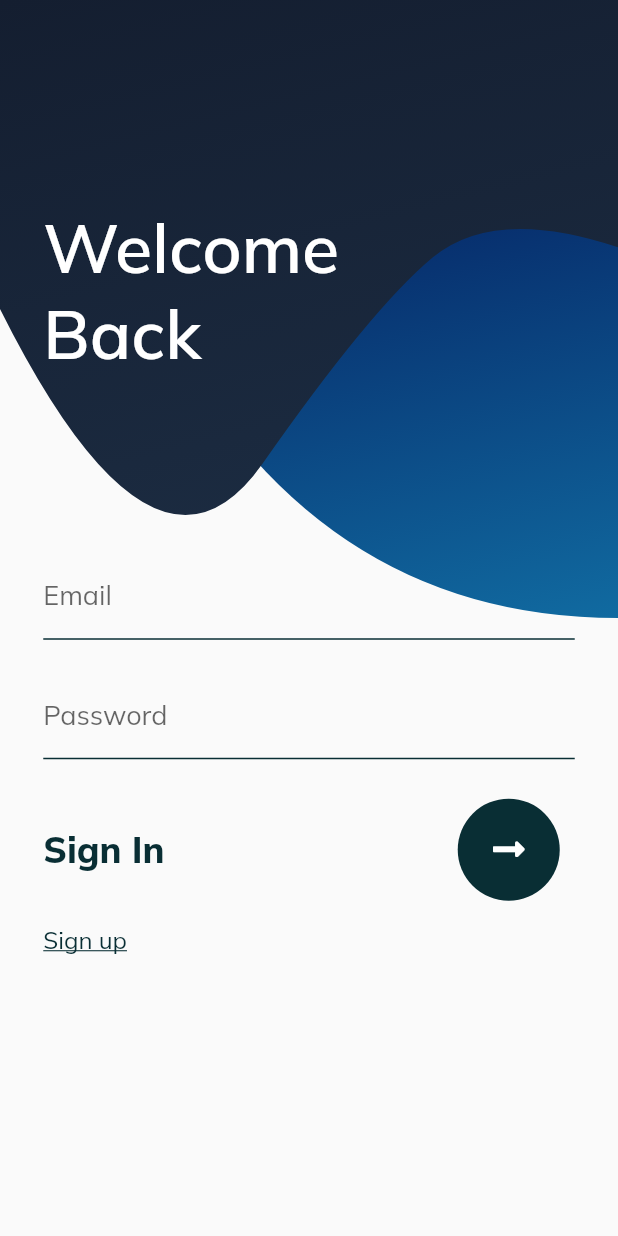
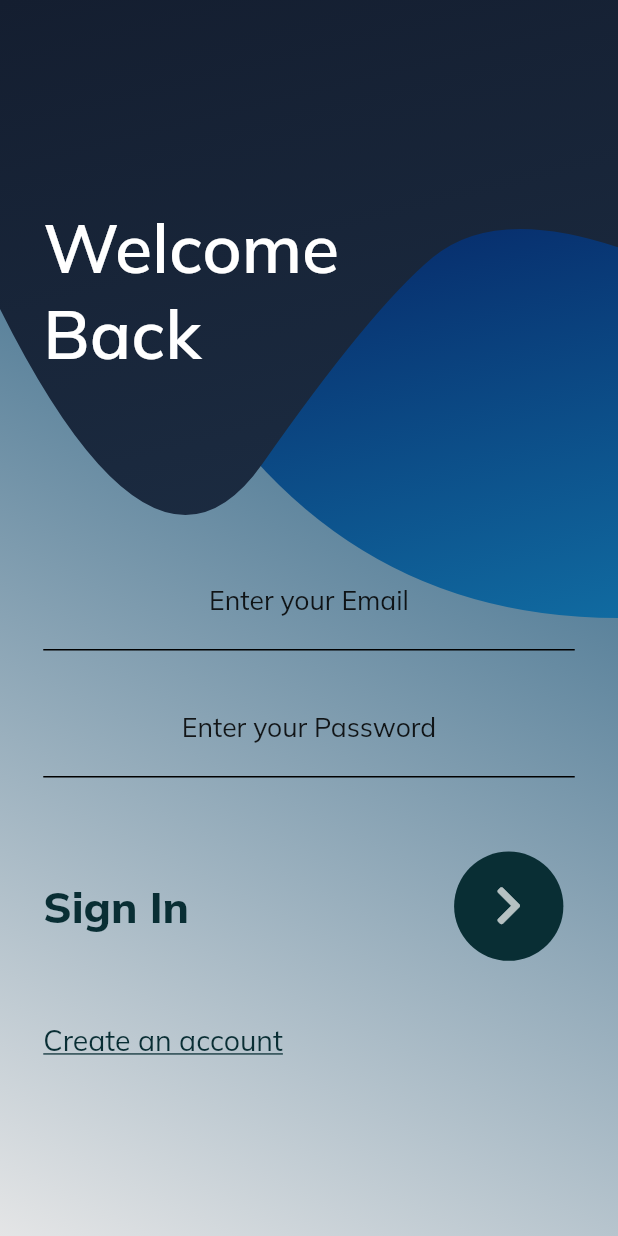
Before and after one commit to IEDC-CEAL/Project-Haajar, a Flutter app: the screen it shows after launch, on a phone screen of 412 x 824 dp. Run offline on Flutter 3.47's test engine with Material 2 defaults, Android fonts, the light colour scheme and no system bars; our stand-ins replace firebase_core, font_awesome_flutter, get, google_fonts; accounts and stored records are empty.

Commit message:
Customised the authentication screen

```diff
--- a/lib/main.dart
+++ b/lib/main.dart
@@ -3,7 +3,7 @@ import 'package:firebase_core/firebase_core.dart';
 import 'package:get/get_navigation/src/root/get_material_app.dart';
 import 'package:google_fonts/google_fonts.dart';
 import 'package:project_haajar/model/sign_in_page/palette.dart';
-import 'package:project_haajar/views/sign_in_page/sign_in_page.dart';
+import 'package:project_haajar/views/authentication_page/authentication_page.dart';
 
 void main() async {
   WidgetsFlutterBinding.ensureInitialized();
@@ -26,7 +26,7 @@ class MyApp extends StatelessWidget {
         ),
         primarySwatch: Colors.blue,
       ),
-      home: SigninPage(),
+      home: AuthenticationPage(),
     );
   }
 }
--- a/lib/views/sign_in_page/sign_in_page.dart
+++ b/lib/views/authentication_page/authentication_page.dart
@@ -1,19 +1,19 @@
 import 'package:animations/animations.dart';
 import 'package:flutter/foundation.dart';
 import 'package:flutter/material.dart';
-import 'package:project_haajar/views/sign_in_page/sign_up_page.dart';
 
-import 'sign_in_ui.dart';
-import 'sign_in_background_painter.dart';
+import 'sign_up_page.dart';
+import 'sign_in_page.dart';
+import 'authentication_page_background_painter.dart';
 
-class SigninPage extends StatefulWidget {
-  const SigninPage({Key key}) : super(key: key);
+class AuthenticationPage extends StatefulWidget {
+  const AuthenticationPage({Key key}) : super(key: key);
 
   @override
-  _SigninPageState createState() => _SigninPageState();
+  _AuthenticationPageState createState() => _AuthenticationPageState();
 }
 
-class _SigninPageState extends State<SigninPage>
+class _AuthenticationPageState extends State<AuthenticationPage>
     with SingleTickerProviderStateMixin {
   AnimationController _animationController;
 
@@ -36,12 +36,21 @@ class _SigninPageState extends State<SigninPage>
 
   @override
   Widget build(BuildContext context) {
-    return Scaffold(
+    return Container(
+      decoration: BoxDecoration(
+        gradient: LinearGradient(
+            begin: Alignment.topRight,
+            end: Alignment.bottomLeft,
+            colors: [Color(0xff00416A), Color(0xffE4E5E6)]),
+      ),
+      child: Scaffold(
+        backgroundColor: Colors.transparent,
         body: Stack(
           children: <Widget>[
             SizedBox.expand(
               child: CustomPaint(
-              painter: BackgroundPainter(animation: _animationController.view),
+                painter: AuthenticationPageBackgroundPainter(
+                    animation: _animationController.view),
               ),
             ),
             Center(
@@ -65,25 +74,26 @@ class _SigninPageState extends State<SigninPage>
                         );
                       },
                       child: value
-                          ? SignInUI(
-                              onRegisterClicked: () {
+                          ? SignInPage(
+                              onSignUpClicked: () {
                                 showSignInPage.value = false;
                                 _animationController.forward();
                               },
                             )
-                          : RegisterPage(
+                          : SignUpPage(
                               onSignInPressed: () {
                                 showSignInPage.value = true;
                                 _animationController.reverse();
                               },
                             ),
                     );
-                    //
-                  }),
+                  }, //builder Close
+                ),
               ),
             ),
           ],
         ),
+      ),
     );
   }
 }
--- a/lib/views/sign_in_page/sign_in_title.dart
+++ b/lib/views/authentication_page/authentication_welcome_title.dart
@@ -1,8 +1,8 @@
 import 'package:flutter/material.dart';
 import 'package:get/route_manager.dart';
 
-class SignInTitle extends StatelessWidget {
-  const SignInTitle(this.title);
+class AuthenticationWelcomeTitle extends StatelessWidget {
+  const AuthenticationWelcomeTitle(this.title);
 
   final String title;
   @override
--- a/lib/views/sign_in_page/sign_up_bar.dart
+++ b/lib/views/authentication_page/sign_in_bar.dart
@@ -1,45 +1,42 @@
 import 'package:flutter/material.dart';
 import 'package:font_awesome_flutter/font_awesome_flutter.dart';
+import 'package:get/route_manager.dart';
 import 'package:project_haajar/model/sign_in_page/palette.dart';
 
-class SignUpBar extends StatelessWidget {
-  SignUpBar({this.label, this.onPressed, this.isLoading});
+class SignInBar extends StatelessWidget {
+  SignInBar({this.label, this.onPressed, this.isLoading});
 
   final String label;
   final VoidCallback onPressed;
   final bool isLoading;
 
+  final deviceHeight = Get.size.height;
+  final deviceWidth = Get.size.width;
+
   @override
   Widget build(BuildContext context) {
     return Padding(
-      padding: EdgeInsets.symmetric(vertical: 16),
+      padding: EdgeInsets.symmetric(vertical: deviceHeight * 0.05),
       child: Row(
         children: <Widget>[
           Text(label,
-              style: const TextStyle(
+              style: TextStyle(
                 fontWeight: FontWeight.w800,
-                fontSize: 24,
-                color: Colors.white,
+                fontSize: deviceWidth * 0.07,
+                color: Palette.darkBlue,
               )),
           Expanded(
             child: Center(
-              child: _LoadingIndicator(isLoading: isLoading),
+              child: _loadingIndicator(isLoading: isLoading),
             ),
           ),
-          _RoundContinueButton(onPressed: onPressed),
+          _roundContinueButton(onPressed: onPressed),
         ],
       ),
     );
   }
-}
 
-class _LoadingIndicator extends StatelessWidget {
-  const _LoadingIndicator({@required this.isLoading});
-
-  final bool isLoading;
-
-  @override
-  Widget build(BuildContext context) {
+  Widget _loadingIndicator({bool isLoading}) {
     return ConstrainedBox(
       constraints: const BoxConstraints(
         maxWidth: 100,
@@ -52,15 +49,8 @@ class _LoadingIndicator extends StatelessWidget {
       ),
     );
   }
-}
 
-class _RoundContinueButton extends StatelessWidget {
-  const _RoundContinueButton({@required this.onPressed});
-
-  final VoidCallback onPressed;
-
-  @override
-  Widget build(BuildContext context) {
+  Widget _roundContinueButton({VoidCallback onPressed}) {
     return RawMaterialButton(
       onPressed: onPressed,
       elevation: 0.0,
@@ -68,10 +58,10 @@ class _RoundContinueButton extends StatelessWidget {
       splashColor: Palette.darkOrange,
       padding: EdgeInsets.all(22.0),
       shape: const CircleBorder(),
-      child: const Icon(
-        FontAwesomeIcons.longArrowAltRight,
-        color: Colors.white,
-        size: 24.0,
+      child: Icon(
+        FontAwesomeIcons.chevronRight,
+        color: Colors.white70,
+        size: deviceHeight * 0.035,
       ),
     );
   }
--- /dev/null
+++ b/lib/views/authentication_page/sign_in_page.dart
@@ -0,0 +1,122 @@
+import 'package:flutter/material.dart';
+import 'package:get/route_manager.dart';
+import 'package:project_haajar/model/sign_in_page/palette.dart';
+import 'package:project_haajar/views/authentication_page/sign_in_bar.dart';
+import 'authentication_welcome_title.dart';
+
+class SignInPage extends StatelessWidget {
+  SignInPage({Key key, @required this.onSignUpClicked}) : super(key: key);
+
+  final VoidCallback onSignUpClicked;
+  final deviceHeight = Get.size.height;
+  final deviceWidth = Get.size.width;
+
+  @override
+  Widget build(BuildContext context) {
+    return Form(
+      child: Padding(
+        padding: EdgeInsets.all(deviceWidth * 0.07),
+        child: Column(
+          children: <Widget>[
+            Expanded(
+              flex: 3,
+              child: Align(
+                alignment: Alignment.centerLeft,
+                child: AuthenticationWelcomeTitle("Welcome\nBack"),
+              ),
+            ),
+            Expanded(
+              flex: 4,
+              child: Container(
+                child: ScrollConfiguration(
+                  behavior: MyBehaviour(),
+                  child: ListView(
+                    children: <Widget>[
+                      Padding(
+                        padding:
+                            EdgeInsets.symmetric(vertical: deviceWidth * 0.02),
+                        child: TextFormField(
+                          keyboardType: TextInputType.emailAddress,
+                          decoration: signInInputDecoration(
+                              hintText: "Enter your Email"),
+                          textAlign: TextAlign.center,
+                        ),
+                      ),
+                      Padding(
+                        padding:
+                            EdgeInsets.symmetric(vertical: deviceWidth * 0.02),
+                        child: TextFormField(
+                          obscureText: true,
+                          keyboardType: TextInputType.visiblePassword,
+                          textAlign: TextAlign.center,
+                          decoration: signInInputDecoration(
+                              hintText: "Enter your Password"),
+                        ),
+                      ),
+                      SignInBar(
+                        isLoading: false,
+                        label: "Sign In",
+                        onPressed: () {
+                          print("Button Pressed");
+                        },
+                      ),
+                      Align(
+                        alignment: Alignment.centerLeft,
+                        child: InkWell(
+                          splashColor: Colors.white,
+                          onTap: () {
+                            onSignUpClicked?.call();
+                          },
+                          child: Text(
+                            "Create an account",
+                            style: TextStyle(
+                              fontSize: deviceHeight * 0.023,
+                              decoration: TextDecoration.underline,
+                              color: Palette.darkBlue,
+                            ),
+                          ),
+                        ),
+                      ),
+                    ],
+                  ),
+                ),
+              ),
+            ),
+          ],
+        ),
+      ),
+    );
+  }
+
+  InputDecoration signInInputDecoration({String hintText}) {
+    return InputDecoration(
+      contentPadding: EdgeInsets.symmetric(vertical: deviceHeight * 0.028),
+      hintStyle: TextStyle(
+        color: Colors.black87,
+        fontSize: Get.size.width * 0.043,
+      ),
+      hintText: hintText,
+      focusedBorder: const UnderlineInputBorder(
+        borderSide: BorderSide(width: 2, color: Colors.black),
+      ),
+      enabledBorder: const UnderlineInputBorder(
+        borderSide: BorderSide(color: Colors.black),
+      ),
+      errorBorder: const UnderlineInputBorder(
+        borderSide: BorderSide(color: Palette.darkOrange),
+      ),
+      focusedErrorBorder: const UnderlineInputBorder(
+        borderSide: BorderSide(width: 2.0, color: Palette.darkOrange),
+      ),
+      errorStyle: const TextStyle(color: Palette.darkOrange),
+    );
+  }
+}
+
+class MyBehaviour extends ScrollBehavior {
+  @override
+  Widget buildViewportChrome(
+      BuildContext context, Widget child, AxisDirection axisDirection) {
+    return child;
+  }
+}
--- a/lib/views/sign_in_page/sign_in_bar.dart
+++ b/lib/views/authentication_page/sign_up_bar.dart
@@ -1,45 +1,42 @@
 import 'package:flutter/material.dart';
 import 'package:font_awesome_flutter/font_awesome_flutter.dart';
+import 'package:get/route_manager.dart';
 import 'package:project_haajar/model/sign_in_page/palette.dart';
 
-class SignInBar extends StatelessWidget {
-  SignInBar({this.label, this.onPressed, this.isLoading});
+class SignUpBar extends StatelessWidget {
+  SignUpBar({this.label, this.onPressed, this.isLoading});
 
   final String label;
   final VoidCallback onPressed;
   final bool isLoading;
 
+  final deviceHeight = Get.size.height;
+  final deviceWidth = Get.size.width;
+
   @override
   Widget build(BuildContext context) {
     return Padding(
-      padding: EdgeInsets.symmetric(vertical: 16),
+      padding: EdgeInsets.symmetric(vertical: deviceHeight * 0.05),
       child: Row(
         children: <Widget>[
           Text(label,
-              style: const TextStyle(
+              style: TextStyle(
                 fontWeight: FontWeight.w800,
-                fontSize: 24,
-                color: Palette.darkBlue,
+                fontSize: deviceWidth * 0.07,
+                color: Colors.white,
               )),
           Expanded(
             child: Center(
-              child: _LoadingIndicator(isLoading: isLoading),
+              child: _loadingIndicator(isLoading: isLoading),
             ),
           ),
-          _RoundContinueButton(onPressed: onPressed),
+          _roundContinueButton(onPressed: onPressed),
         ],
       ),
     );
   }
-}
 
-class _LoadingIndicator extends StatelessWidget {
-  const _LoadingIndicator({@required this.isLoading});
-
-  final bool isLoading;
-
-  @override
-  Widget build(BuildContext context) {
+  Widget _loadingIndicator({bool isLoading}) {
     return ConstrainedBox(
       constraints: const BoxConstraints(
         maxWidth: 100,
@@ -52,15 +49,8 @@ class _LoadingIndicator extends StatelessWidget {
       ),
     );
   }
-}
 
-class _RoundContinueButton extends StatelessWidget {
-  const _RoundContinueButton({@required this.onPressed});
-
-  final VoidCallback onPressed;
-
-  @override
-  Widget build(BuildContext context) {
+  Widget _roundContinueButton({VoidCallback onPressed}) {
     return RawMaterialButton(
       onPressed: onPressed,
       elevation: 0.0,
@@ -68,10 +58,10 @@ class _RoundContinueButton extends StatelessWidget {
       splashColor: Palette.darkOrange,
       padding: EdgeInsets.all(22.0),
       shape: const CircleBorder(),
-      child: const Icon(
-        FontAwesomeIcons.longArrowAltRight,
-        color: Colors.white,
-        size: 24.0,
+      child: Icon(
+        FontAwesomeIcons.chevronRight,
+        color: Colors.white70,
+        size: deviceHeight * 0.035,
       ),
     );
   }
--- a/lib/views/sign_in_page/form_textfield_input_decorations.dart
+++ /dev/null
@@ -1,48 +0,0 @@
-import 'package:flutter/material.dart';
-import 'package:project_haajar/model/sign_in_page/palette.dart';
-
-InputDecoration registerInputDecoration({
-  @required String hintText,
-}) {
-  return InputDecoration(
-    contentPadding: const EdgeInsets.symmetric(vertical: 18.0),
-    hintStyle: const TextStyle(color: Colors.white, fontSize: 18),
-    hintText: hintText,
-    focusedBorder: const UnderlineInputBorder(
-      borderSide: BorderSide(color: Colors.white, width: 2),
-    ),
-    enabledBorder: const UnderlineInputBorder(
-      borderSide: BorderSide(color: Colors.white),
-    ),
-    errorBorder: const UnderlineInputBorder(
-      borderSide: BorderSide(color: Palette.orange),
-    ),
-    focusedErrorBorder: const UnderlineInputBorder(
-      borderSide: BorderSide(width: 2.0, color: Palette.orange),
-    ),
-    errorStyle: const TextStyle(color: Colors.white),
-  );
-}
-
-InputDecoration signInInputDecoration({String hintText}) {
-  return InputDecoration(
-    contentPadding: const EdgeInsets.symmetric(vertical: 18.0),
-    hintStyle: const TextStyle(
-      fontSize: 18,
-    ),
-    hintText: hintText,
-    focusedBorder: const UnderlineInputBorder(
-      borderSide: BorderSide(width: 2, color: Palette.darkBlue),
-    ),
-    enabledBorder: const UnderlineInputBorder(
-      borderSide: BorderSide(color: Palette.darkBlue),
-    ),
-    errorBorder: const UnderlineInputBorder(
-      borderSide: BorderSide(color: Palette.darkOrange),
-    ),
-    focusedErrorBorder: const UnderlineInputBorder(
-      borderSide: BorderSide(width: 2.0, color: Palette.darkOrange),
-    ),
-    errorStyle: const TextStyle(color: Palette.darkOrange),
-  );
-}
--- a/lib/views/sign_in_page/sign_in_ui.dart
+++ /dev/null
@@ -1,78 +0,0 @@
-import 'package:flutter/material.dart';
-import 'package:get/route_manager.dart';
-import 'package:project_haajar/model/sign_in_page/palette.dart';
-import 'package:project_haajar/views/sign_in_page/sign_in_title.dart';
-import 'package:project_haajar/views/sign_in_page/sign_in_bar.dart';
-
-import 'form_textfield_input_decorations.dart';
-
-class SignInUI extends StatelessWidget {
-  const SignInUI({Key key, @required this.onRegisterClicked}) : super(key: key);
-
-  final VoidCallback onRegisterClicked;
-
-  @override
-  Widget build(BuildContext context) {
-    return Form(
-      child: Padding(
-        padding: EdgeInsets.all(Get.size.width * 0.07),
-        child: Column(
-          children: <Widget>[
-            Expanded(
-              flex: 3,
-              child: Align(
-                alignment: Alignment.centerLeft,
-                child: SignInTitle("Welcome\nBack"),
-              ),
-            ),
-            Expanded(
-              flex: 4,
-              child: ListView(
-                children: <Widget>[
-                  Padding(
-                    padding:
-                        EdgeInsets.symmetric(vertical: Get.size.width * 0.025),
-                    child: TextFormField(
-                      decoration: signInInputDecoration(hintText: "Email"),
-                    ),
-                  ),
-                  Padding(
-                    padding:
-                        EdgeInsets.symmetric(vertical: Get.size.width * 0.025),
-                    child: TextFormField(
-                      decoration: signInInputDecoration(hintText: "Password"),
-                    ),
-                  ),
-                  SignInBar(
-                    isLoading: false,
-                    label: "Sign In",
-                    onPressed: () {
-                      print("Button Pressed");
-                    },
-                  ),
-                  Align(
-                    alignment: Alignment.centerLeft,
-                    child: InkWell(
-                      splashColor: Colors.white,
-                      onTap: () {
-                        onRegisterClicked?.call();
-                      },
-                      child: const Text(
-                        "Sign up",
-                        style: TextStyle(
-                          fontSize: 16,
-                          decoration: TextDecoration.underline,
-                          color: Palette.darkBlue,
-                        ),
-                      ),
-                    ),
-                  ),
-                ],
-              ),
-            ),
-          ],
-        ),
-      ),
-    );
-  }
-}
```
Also changed, not shown: lib/model/sign_in_page/springCurve.dart (deleted, +0 -14 lines), lib/views/authentication_page/authentication_page_background_painter.dart (renamed from lib/views/sign_in_page/sign_in_background_painter.dart, +31 -19 lines), lib/views/authentication_page/sign_up_page.dart (renamed from lib/views/sign_in_page/sign_up_page.dart, +45 -10 lines). Lines whose indentation alone changed are shown as unchanged.
